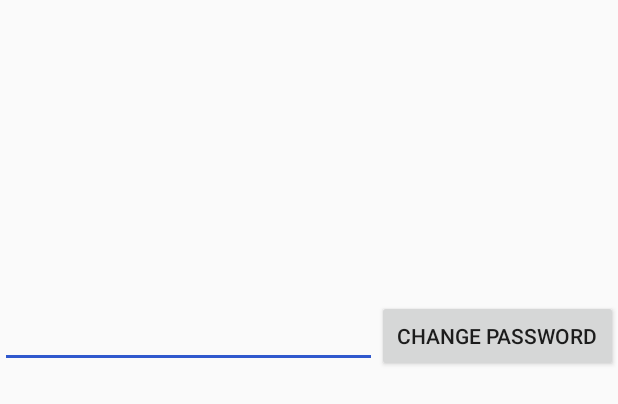
After one commit to ThirtyThred/CS4084-Mobile-App-Development, an Android app: the layout activity_change_password.xml on its own in the app's theme, with its tools: preview values and no code run, on a phone screen of 412 x 824 dp. The commit adds this screen. Shown: the top 404 px of the screen. Run offline under Robolectric (Android 15) with nearby library versions, the phone set to English and light mode, and no system bars.

Commit message:
change password button

```diff
--- a/app/src/main/AndroidManifest.xml
+++ b/app/src/main/AndroidManifest.xml
@@ -5,7 +5,7 @@
     <uses-permission android:name="android.permission.INTERNET" />
     <uses-permission android:name="android.permission.ACCESS_FINE_LOCATION" />
     <uses-permission android:name="android.permission.ACCESS_COARSE_LOCATION" />
-    <uses-permission android:name="android.permission.CAMERA"/>
+    <uses-permission android:name="android.permission.CAMERA" />
 
     <application
         android:allowBackup="true"
@@ -16,6 +16,9 @@
         android:supportsRtl="true"
         android:theme="@style/AppTheme"
         tools:ignore="AllowBackup">
+        <activity
+            android:name=".Change_Password"
+            android:exported="false" />
         <activity
             android:name=".EditProfile"
             android:exported="false" />
--- /dev/null
+++ b/app/src/main/res/layout/activity_change_password.xml
@@ -0,0 +1,35 @@
+<?xml version="1.0" encoding="utf-8"?>
+<androidx.constraintlayout.widget.ConstraintLayout xmlns:android="http://schemas.android.com/apk/res/android"
+    xmlns:app="http://schemas.android.com/apk/res-auto"
+    xmlns:tools="http://schemas.android.com/tools"
+    android:layout_width="match_parent"
+    android:layout_height="match_parent"
+    tools:context=".Change_Password">
+
+    <LinearLayout
+        android:layout_width="match_parent"
+        android:layout_height="match_parent"
+        android:layout_marginTop="200dp"
+        android:orientation="horizontal"
+        app:layout_constraintBottom_toBottomOf="parent"
+        app:layout_constraintEnd_toEndOf="parent"
+        app:layout_constraintStart_toStartOf="parent"
+        app:layout_constraintTop_toTopOf="parent">
+
+        <EditText
+            android:id="@+id/pass_text"
+            android:layout_width="251dp"
+            android:layout_height="wrap_content"
+            android:ems="10"
+            android:inputType="textPassword" />
+
+        <Button
+            android:id="@+id/change_pass"
+            android:layout_width="wrap_content"
+            android:layout_height="wrap_content"
+            android:layout_weight="1"
+            android:text="Change Password" />
+
+    </LinearLayout>
+
+</androidx.constraintlayout.widget.ConstraintLayout>
--- a/app/src/main/res/layout/activity_profile_page.xml
+++ b/app/src/main/res/layout/activity_profile_page.xml
@@ -222,7 +222,7 @@
                                     android:background="#A4B6C9"
                                     android:paddingTop="20dp"
                                     android:paddingBottom="20dp"
-                                    android:text="Chang Password" />
+                                    android:text="Change Password" />
 
                             </LinearLayout>
 
```
Also changed, not shown: app/src/main/java/com/ul/cs4084/foodapp/Change_Password.java (added, +92 -0 lines), app/src/main/java/com/ul/cs4084/foodapp/Profile_page.java (+20 -8 lines).
